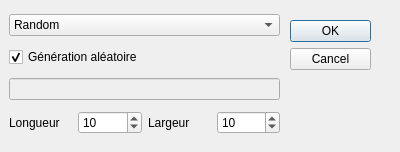
NicolasEtGuillaume/WorldXGen, file WorldXGen/nouveaumondedialog.ui: the form before one commit.
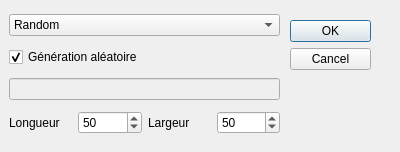
The form after the commit.

Commit message: 50 by default on map generation

```diff
--- a/WorldXGen/nouveaumondedialog.ui
+++ b/WorldXGen/nouveaumondedialog.ui
@@ -87,8 +87,11 @@
       </item>
       <item>
        <widget class="QSpinBox" name="sizeX">
+        <property name="maximum">
+         <number>99</number>
+        </property>
         <property name="value">
-         <number>10</number>
+         <number>50</number>
         </property>
        </widget>
       </item>
@@ -101,8 +104,11 @@
       </item>
       <item>
        <widget class="QSpinBox" name="sizeY">
+        <property name="maximum">
+         <number>99</number>
+        </property>
         <property name="value">
-         <number>10</number>
+         <number>50</number>
         </property>
        </widget>
       </item>
```
The commit also changes 1 other file.
